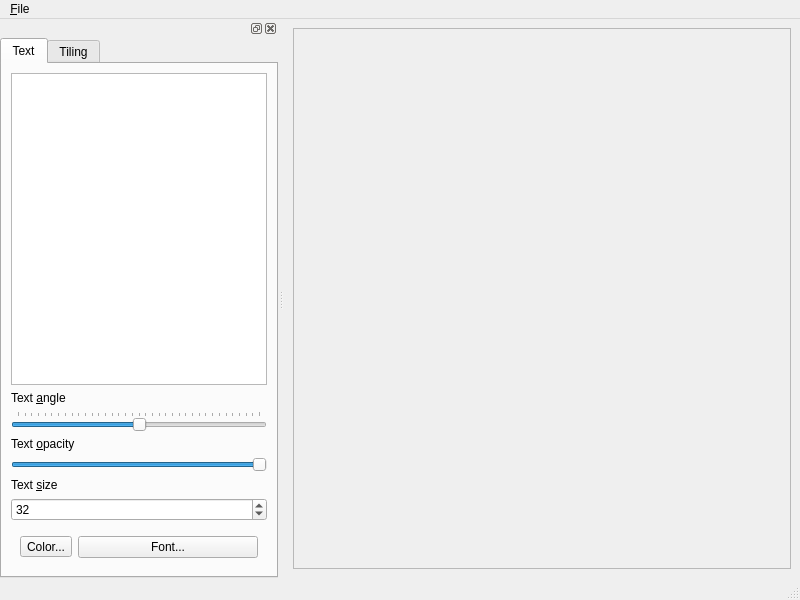
The window that mainwindow.ui (hydrargyrum/kelpmark) describes before a commit, drawn with Qt 5.
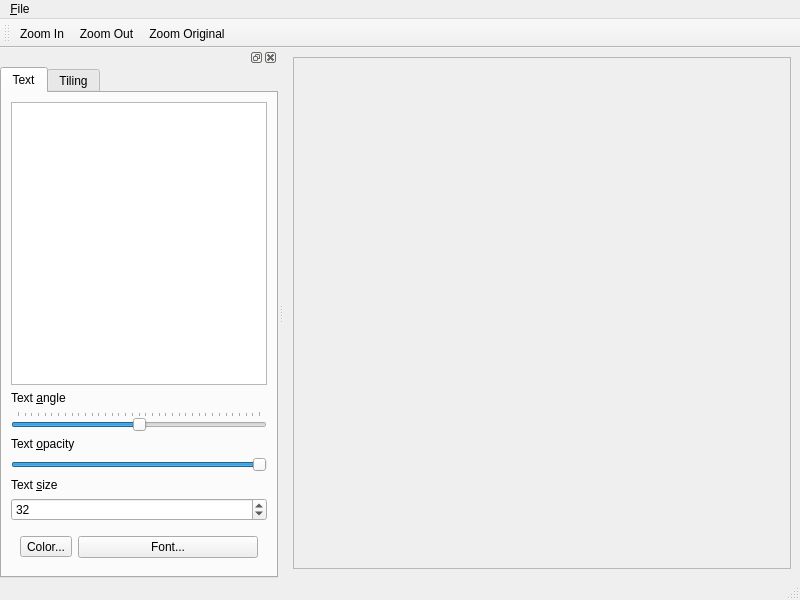
The same window after the commit.

Commit message: implement zooming (for view only)

Diff of the .ui file:
```diff
--- a/mainwindow.ui
+++ b/mainwindow.ui
@@ -26,7 +26,7 @@
          <x>0</x>
          <y>0</y>
          <width>571</width>
-         <height>533</height>
+         <height>506</height>
         </rect>
        </property>
        <layout class="QHBoxLayout" name="horizontalLayout_2">
@@ -222,6 +222,20 @@
     </layout>
    </widget>
   </widget>
+  <widget class="QToolBar" name="toolBar">
+   <property name="windowTitle">
+    <string>toolBar</string>
+   </property>
+   <attribute name="toolBarArea">
+    <enum>TopToolBarArea</enum>
+   </attribute>
+   <attribute name="toolBarBreak">
+    <bool>false</bool>
+   </attribute>
+   <addaction name="actionZoomIn"/>
+   <addaction name="actionZoomOut"/>
+   <addaction name="actionZoomOriginal"/>
+  </widget>
   <action name="actionOpen">
    <property name="text">
     <string>&amp;Open...</string>
@@ -238,6 +252,27 @@
     <string>Ctrl+S</string>
    </property>
   </action>
+  <action name="actionZoomIn">
+   <property name="text">
+    <string>Zoom In</string>
+   </property>
+   <property name="shortcut">
+    <string>Ctrl+=</string>
+   </property>
+  </action>
+  <action name="actionZoomOut">
+   <property name="text">
+    <string>Zoom Out</string>
+   </property>
+   <property name="shortcut">
+    <string>Ctrl+-</string>
+   </property>
+  </action>
+  <action name="actionZoomOriginal">
+   <property name="text">
+    <string>Zoom Original</string>
+   </property>
+  </action>
  </widget>
  <resources/>
  <connections/>
```
Left out of the diff: 2 changed lines with no effect on the pictures. The commit also changes 1 other file.
